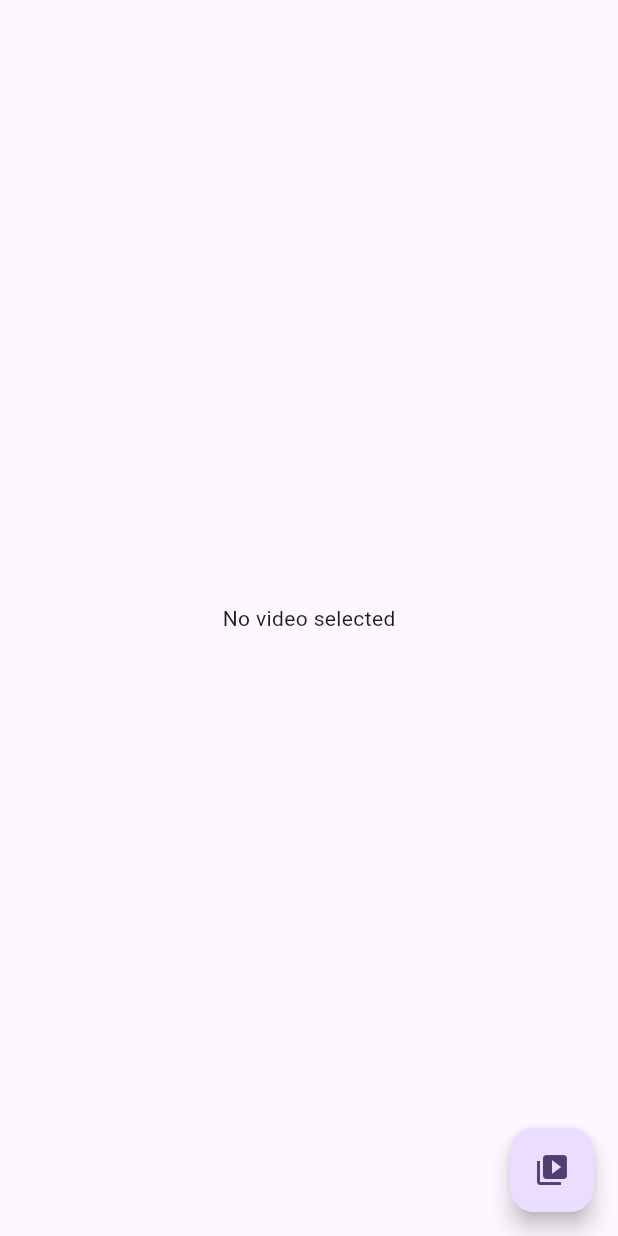
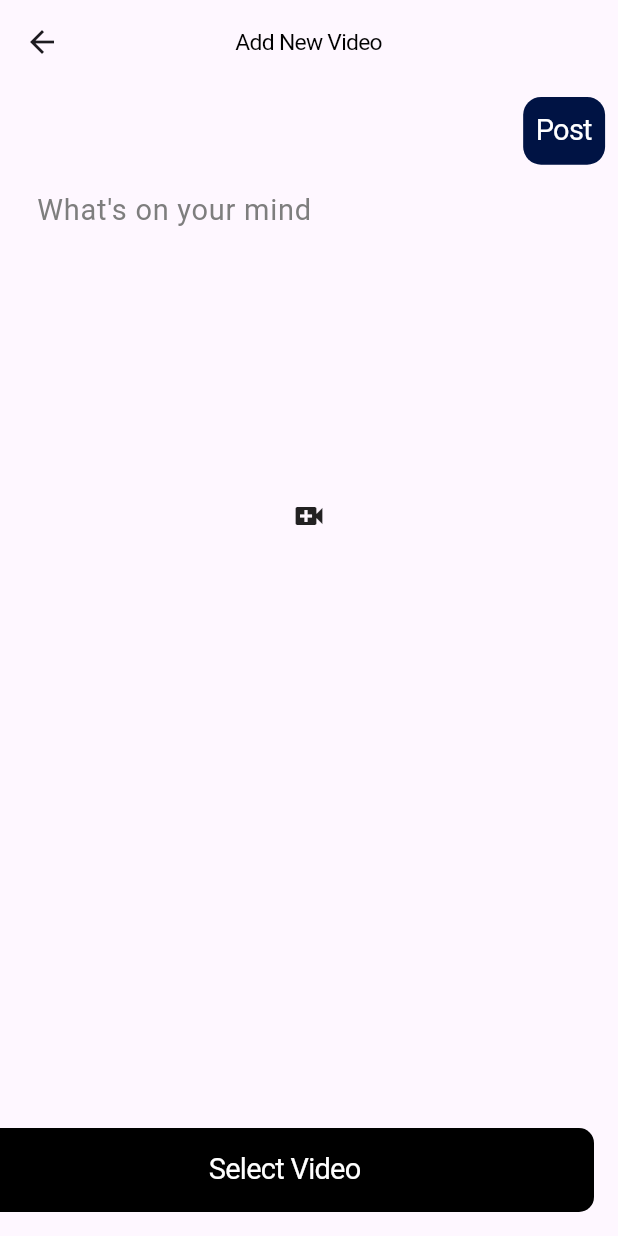
Before and after one commit to Nimra-Amjad/pet_store, a Flutter app: the PetCommunity screen opened directly, tab 2 chosen, after a tap on the "add" icon, on a phone screen of 412 x 824 dp. Run offline on Flutter 3.47's test engine with Material 3 defaults, Android fonts, the phone set to English and light mode, and no system bars; our stand-ins replace cloud_firestore, firebase_auth, firebase_core, firebase_storage, fluttertoast, get and 4 more; accounts and stored records are empty; Roboto replaces fonts that are missing (SafeGoogleFont).

Commit message:
video hosting work

```diff
--- a/lib/src/controllers/bottomNavBar_controller.dart
+++ b/lib/src/controllers/bottomNavBar_controller.dart
@@ -1,4 +1,4 @@
-import 'package:flutter/material.dart';
+
 import 'package:get/get.dart';
 
 class BottomNavBarController extends GetxController {
--- /dev/null
+++ b/lib/src/controllers/video_hosting_controller.dart
@@ -0,0 +1,89 @@
+import 'dart:io';
+import 'dart:math';
+
+import 'package:cloud_firestore/cloud_firestore.dart';
+import 'package:firebase_auth/firebase_auth.dart';
+import 'package:firebase_storage/firebase_storage.dart';
+import 'package:flutter/services.dart';
+import 'package:get/get.dart';
+import 'package:image_picker/image_picker.dart';
+import 'package:video_player/video_player.dart';
+import 'package:pet_store_app/src/models/user_model.dart' as model;
+
+class VideoHostingController extends GetxController {
+  final FirebaseStorage storage = FirebaseStorage.instance;
+  final FirebaseFirestore firestore = FirebaseFirestore.instance;
+  User? user = FirebaseAuth.instance.currentUser;
+  VideoPlayerController? videoPlayerController;
+  final ImagePicker picker = ImagePicker();
+  RxList feedList = [].obs;
+  Rx<File> video = File('').obs;
+
+  Future pickVideo() async {
+    XFile? videoFile;
+    try {
+      videoFile = await picker.pickVideo(source: ImageSource.gallery);
+      if (videoFile == null) {
+        return;
+      }
+      final imageTemp = File(videoFile.path);
+      video.value = imageTemp;
+
+      videoPlayerController = VideoPlayerController.file(File(videoFile.path))
+        ..initialize().then((value) {
+          videoPlayerController!.play();
+        });
+    } on PlatformException catch (e) {
+      return e;
+    }
+  }
+
+  addVideo({required String title}) async {
+    final random = Random().nextInt(999999).toString().padLeft(6, '0');
+    Reference ref = storage.ref().child('videos/${DateTime.now()}.mp4');
+    await ref.putFile(video.value);
+    String downloadURL = await ref.getDownloadURL();
+    model.Videos feed = model.Videos(
+        postId: random,
+        video: downloadURL,
+        title: title,
+        userUid: user!.uid,
+        timeStamp: DateTime.now().toString());
+    await FirebaseFirestore.instance
+        .collection("users")
+        .doc(user!.uid)
+        .collection("videos")
+        .doc(random)
+        .set(feed.toJson());
+  }
+
+  void getVideoFeedList() async {
+    if (user != null) {
+      QuerySnapshot querySnapshot =
+          await FirebaseFirestore.instance.collectionGroup('videos').get();
+
+      List<model.Feeds> userFeeds = [];
+      querySnapshot.docs.forEach((doc) {
+        if (doc.exists) {
+          var data = doc.data() as Map<String, dynamic>;
+          model.Feeds feed = model.Feeds(
+            postId: data['postId'],
+            image: data['video'],
+            title: data['title'],
+            userUid: data['userUid'],
+            timeStamp: data['timeStamp'],
+          );
+          userFeeds.add(feed);
+        }
+      });
+
+      feedList.assignAll(userFeeds);
+    }
+  }
+
+  @override
+  void dispose() {
+    videoPlayerController?.dispose();
+    super.dispose();
+  }
+}
--- a/lib/src/models/user_model.dart
+++ b/lib/src/models/user_model.dart
@@ -86,18 +86,18 @@ class Feeds {
       };
 }
 
-///<-------------------------------Likes Model--------------------------------->
+///<-------------------------------LikesOnFeed Model--------------------------------->
 
-class Likes {
+class LikesOnFeed {
   final String? name;
 
-  Likes({
+  LikesOnFeed({
     this.name,
   });
 
-  static Likes fromSnap(DocumentSnapshot snap) {
+  static LikesOnFeed fromSnap(DocumentSnapshot snap) {
     var snapshot = snap.data() as Map<String, dynamic>;
-    return Likes(
+    return LikesOnFeed(
       name: snapshot['name'],
     );
   }
@@ -107,16 +107,16 @@ class Likes {
       };
 }
 
-///<-------------------------------Comments Model--------------------------------->
+///<-------------------------------CommentsOnFeed Model--------------------------------->
 
-class Comments {
+class CommentsOnFeed {
   final String? name;
   final String? comment;
 
-  Comments({this.name, this.comment});
+  CommentsOnFeed({this.name, this.comment});
 
-    factory Comments.fromJson(Map<String, dynamic> json) {
-    return Comments(
+  factory CommentsOnFeed.fromJson(Map<String, dynamic> json) {
+    return CommentsOnFeed(
       name: json['name'] ?? '',
       comment: json['comment'] ?? '',
     );
@@ -124,3 +124,85 @@ class Comments {
 
   Map<String, dynamic> toJson() => {"name": name, "comment": comment};
 }
+
+///<-------------------------------Videos Model--------------------------------->
+
+class Videos {
+  final String? userUid;
+  final String? postId;
+  final String? video;
+  final String? title;
+  final String? timeStamp;
+  List<dynamic>? likes;
+  List<dynamic>? comments;
+
+  Videos(
+      {this.userUid,
+      this.postId,
+      this.video,
+      this.title,
+      this.timeStamp,
+      this.likes,
+      this.comments});
+
+  static Videos fromSnap(DocumentSnapshot snap) {
+    var snapshot = snap.data() as Map<String, dynamic>;
+    return Videos(
+        userUid: snapshot['userUid'],
+        postId: snapshot['postId'],
+        video: snapshot['video'],
+        title: snapshot['title'],
+        timeStamp: snapshot['timeStamp'],
+        likes: snapshot['likes'],
+        comments: snapshot['comments']);
+  }
+
+  Map<String, dynamic> toJson() => {
+        "userUid": userUid,
+        "postId": postId,
+        "video": video,
+        "title": title,
+        "timeStamp": timeStamp,
+        "likes": likes,
+        "comments": comments,
+      };
+}
+
+///<-------------------------------LikesOnVideo Model--------------------------------->
+
+class LikesOnVideo {
+  final String? name;
+
+  LikesOnVideo({
+    this.name,
+  });
+
+  static LikesOnVideo fromSnap(DocumentSnapshot snap) {
+    var snapshot = snap.data() as Map<String, dynamic>;
+    return LikesOnVideo(
+      name: snapshot['name'],
+    );
+  }
+
+  Map<String, dynamic> toJson() => {
+        "name": name,
+      };
+}
+
+///<-------------------------------CommentsOnVideo Model--------------------------------->
+
+class CommentsOnVideo {
+  final String? name;
+  final String? comment;
+
+  CommentsOnVideo({this.name, this.comment});
+
+  factory CommentsOnVideo.fromJson(Map<String, dynamic> json) {
+    return CommentsOnVideo(
+      name: json['name'] ?? '',
+      comment: json['comment'] ?? '',
+    );
+  }
+
+  Map<String, dynamic> toJson() => {"name": name, "comment": comment};
+}
--- a/lib/src/screens/bottomNavBar/screens/tabbar/add_video.dart
+++ b/lib/src/screens/bottomNavBar/screens/tabbar/add_video.dart
@@ -1,67 +1,105 @@
 import 'dart:io';
 
 import 'package:flutter/material.dart';
+import 'package:get/get.dart';
 import 'package:image_picker/image_picker.dart';
+import 'package:pet_store_app/src/components/button/customButton.dart';
+import 'package:pet_store_app/src/components/button/smallButton.dart';
+import 'package:pet_store_app/src/components/core/app_colors.dart';
+import 'package:pet_store_app/src/components/core/toast_message.dart';
+import 'package:pet_store_app/src/components/text/customText.dart';
+import 'package:pet_store_app/src/controllers/video_hosting_controller.dart';
+import 'package:responsive_sizer/responsive_sizer.dart';
 import 'package:video_player/video_player.dart';
 
-class AddVideo extends StatefulWidget {
+class AddVideo extends StatelessWidget {
   const AddVideo({super.key});
 
   @override
-  State<AddVideo> createState() => _AddVideoState();
-}
-
-class _AddVideoState extends State<AddVideo> {
-  String? videoUrl;
-  VideoPlayerController? controller;
-
-  @override
-  void dispose() {
-    controller!.dispose();
-    super.dispose();
-  }
-
-  pickVideo() async {
-    final picker = ImagePicker();
-    XFile? videoFile;
-    try {
-      videoFile = await picker.pickVideo(source: ImageSource.gallery);
-      return videoFile!.path;
-    } catch (e) {
-      print("Error picking video: $e");
-    }
-  }
-
-  video() async {
-    videoUrl = await pickVideo();
-  }
-
-  void initializeVideoPlayer() {
-    controller = VideoPlayerController.file(File(videoUrl!))
-      ..initialize().then((value) {
-        setState(() {});
-        controller!.play();
-      });
-  }
-
-  @override
   Widget build(BuildContext context) {
+    final VideoHostingController controller = Get.put(VideoHostingController());
+    final TextEditingController textController = TextEditingController();
     return Scaffold(
-      body: Center(
-        child: videoUrl != null
-            ? controller != null
-                ? AspectRatio(
-                    aspectRatio: controller!.value.aspectRatio,
-                    child: VideoPlayer(controller!),
-                  )
-                : const CircularProgressIndicator()
-            : const Text("No video selected"),
+      resizeToAvoidBottomInset: true,
+      appBar: AppBar(
+        title: CustomText(
+          text: "Add New Video",
+          fontSize: 16.sp,
+        ),
+        centerTitle: true,
       ),
-      floatingActionButton: FloatingActionButton(
-        onPressed: () {
-          video();
-        },
-        child: const Icon(Icons.video_library),
+      body: Obx(() {
+        return Padding(
+          padding: EdgeInsets.all(12.sp),
+          child: SingleChildScrollView(
+            child: Column(
+              children: [
+                Align(
+                    alignment: Alignment.topRight,
+                    child: SmallButton(
+                      text: "Post",
+                      voidCallback: () {
+                        if (textController.text != "" ||
+                            controller.video.value.path != '') {
+                          controller.addVideo(title: textController.text);
+                          Navigator.pop(context);
+                          // controller.getFeedList();
+                          textController.clear();
+                        } else {
+                          ToastMessage()
+                              .toastMsg("Invalid Post", AppColors.primaryRed);
+                        }
+                      },
+                    )),
+                TextField(
+                  controller: textController,
+                  maxLines: controller.video.value.path == '' ? 5 : 1,
+                  decoration: InputDecoration(
+                    hintText: "What's on your mind",
+                    hintStyle: TextStyle(
+                        fontSize: 18.sp, color: AppColors.primaryGrey),
+                    enabledBorder: OutlineInputBorder(
+                        borderSide:
+                            const BorderSide(color: AppColors.transparent),
+                        borderRadius: BorderRadius.circular(12.0)),
+                    focusedBorder: OutlineInputBorder(
+                        borderSide:
+                            const BorderSide(color: AppColors.transparent),
+                        borderRadius: BorderRadius.circular(12.0)),
+                    errorBorder: OutlineInputBorder(
+                        borderSide:
+                            const BorderSide(color: AppColors.transparent),
+                        borderRadius: BorderRadius.circular(12.0)),
+                  ),
+                ),
+                Container(
+                  width: double.infinity,
+                  height: 20.h,
+                  child: controller.video.value.path.isEmpty
+                      ? Icon(Icons.video_call)
+                      : AspectRatio(
+                          aspectRatio: controller
+                              .videoPlayerController!.value.aspectRatio,
+                          child: VideoPlayer(controller.videoPlayerController!),
+                        ),
+                ),
+              ],
+            ),
+          ),
+        );
+      }),
+      floatingActionButton: Visibility(
+        visible: MediaQuery.of(context).viewInsets.bottom == 0,
+        child: Column(
+          mainAxisAlignment: MainAxisAlignment.end,
+          children: [
+            CustomButton(
+                text: "Select Video",
+                voidCallback: () {
+                  controller.pickVideo();
+                }),
+          ],
+        ),
       ),
     );
   }
--- a/lib/src/screens/bottomNavBar/screens/tabbar/videos.dart
+++ b/lib/src/screens/bottomNavBar/screens/tabbar/videos.dart
@@ -1,7 +1,11 @@
 import 'package:flutter/material.dart';
+import 'package:flutter/widgets.dart';
+import 'package:get/get.dart';
+import 'package:pet_store_app/src/components/core/app_assets.dart';
 import 'package:pet_store_app/src/components/core/app_colors.dart';
 import 'package:pet_store_app/src/components/text/customText.dart';
-import 'package:pet_store_app/src/components/widgets/videosContainer.dart';
+import 'package:pet_store_app/src/controllers/auth_controller.dart';
+import 'package:pet_store_app/src/controllers/video_hosting_controller.dart';
 import 'package:pet_store_app/src/screens/bottomNavBar/screens/tabbar/add_video.dart';
 import 'package:responsive_sizer/responsive_sizer.dart';
 
@@ -12,6 +16,9 @@ class VideosScreen extends StatelessWidget {
 
   @override
   Widget build(BuildContext context) {
+    final VideoHostingController controller = Get.put(VideoHostingController());
+    final AuthController authController = Get.put(AuthController());
+    controller.getVideoFeedList();
     return SingleChildScrollView(
       child: Padding(
         padding: EdgeInsets.symmetric(vertical: 8.sp, horizontal: 12.sp),
@@ -23,10 +30,8 @@ class VideosScreen extends StatelessWidget {
                 const CustomText(text: "All Videos"),
                 InkWell(
                   onTap: () {
-                    Navigator.push(
-                        context,
-                        MaterialPageRoute(
-                            builder: (context) => const AddVideo()));
+                    Navigator.push(context,
+                        MaterialPageRoute(builder: (context) => AddVideo()));
                   },
                   child: Container(
                     width: 10.w,
@@ -41,26 +46,69 @@ class VideosScreen extends StatelessWidget {
             SizedBox(
               height: 2.h,
             ),
+            Expanded(
+              child: Obx(
+                () => ListView.builder(
+                  itemCount: controller.feedList.length,
+                  itemBuilder: (context, index) {
+                    String title = controller.feedList[index].title;
+                    String video = controller.feedList[index].video;
+                    String userId = controller.feedList[index].userUid;
+                    String postId = controller.feedList[index].postId;
+
+                    return FutureBuilder<String?>(
+                      future: authController.getUserName(),
+                      builder: (context, snapshot) {
+                        if (snapshot.connectionState == ConnectionState.done) {
+                          String? userName = snapshot.data;
+                          return Row(
+                            crossAxisAlignment: CrossAxisAlignment.start,
+                            children: [
+                              ClipRRect(
+                                borderRadius: BorderRadius.circular(20.0),
+                                child: Image.asset(
+                                  AppAssets.petStore,
+                                  width: 45.w,
+                                ),
+                              ),
+                              SizedBox(
+                                width: 2.w,
+                              ),
                               Column(
+                                crossAxisAlignment: CrossAxisAlignment.start,
                                 children: [
+                                  SizedBox(
+                                    width: 45.w,
+                                    child: CustomText(
+                                      text:
+                                          "Try not to laugh Dogs and cats best funniest animal videos 2023",
+                                      fontSize: 14.sp,
+                                    ),
+                                  ),
                                   SizedBox(
                                     height: 1.h,
                                   ),
-                const VideosContainer(),
-                SizedBox(
-                  height: 1.h,
+                                  CustomText(
+                                    text: "456K views",
+                                    fontSize: 14.sp,
                                   ),
-                const VideosContainer(),
-                SizedBox(
-                  height: 1.h,
+                                  CustomText(
+                                    text: "1 month ago",
+                                    fontSize: 14.sp,
                                   ),
-                const VideosContainer(),
-                SizedBox(
-                  height: 1.h,
+                                ],
+                              )
+                            ],
+                          );
+                        } else {
+                          return const CircularProgressIndicator();
+                        }
+                      },
+                    );
+                  },
                 ),
-                const VideosContainer(),
-              ],
               ),
+            )
           ],
         ),
       ),
```
Also changed, not shown: lib/src/controllers/feeds_controller.dart (+4 -4 lines), pubspec.lock. Lines whose indentation alone changed are shown as unchanged.
